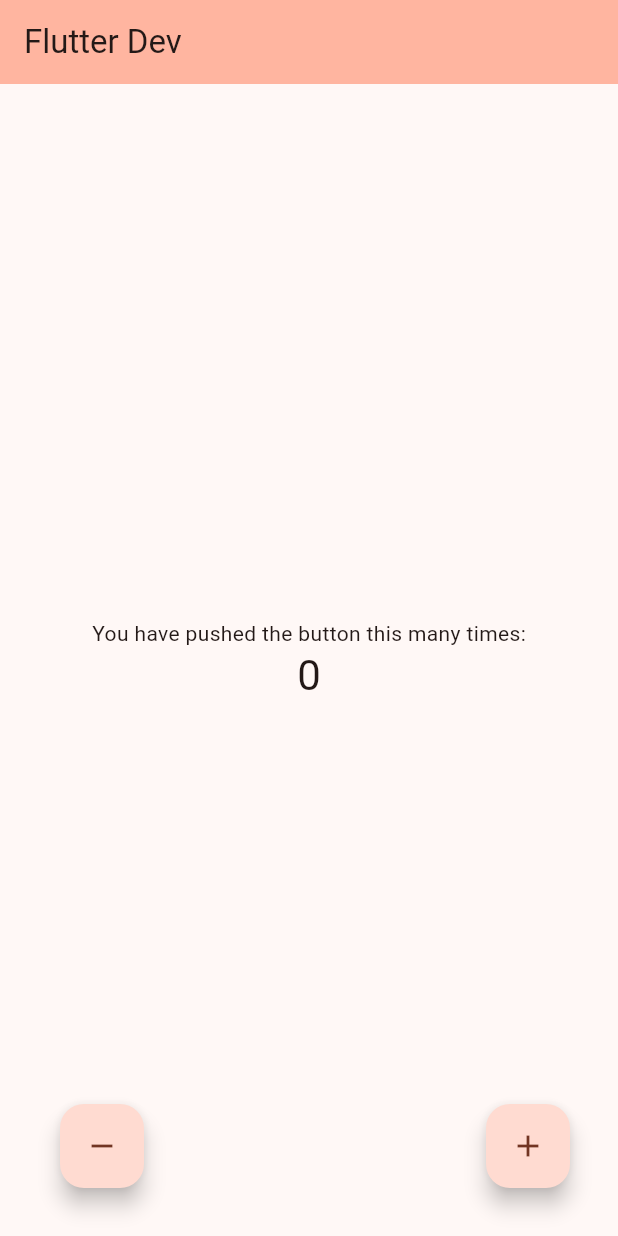
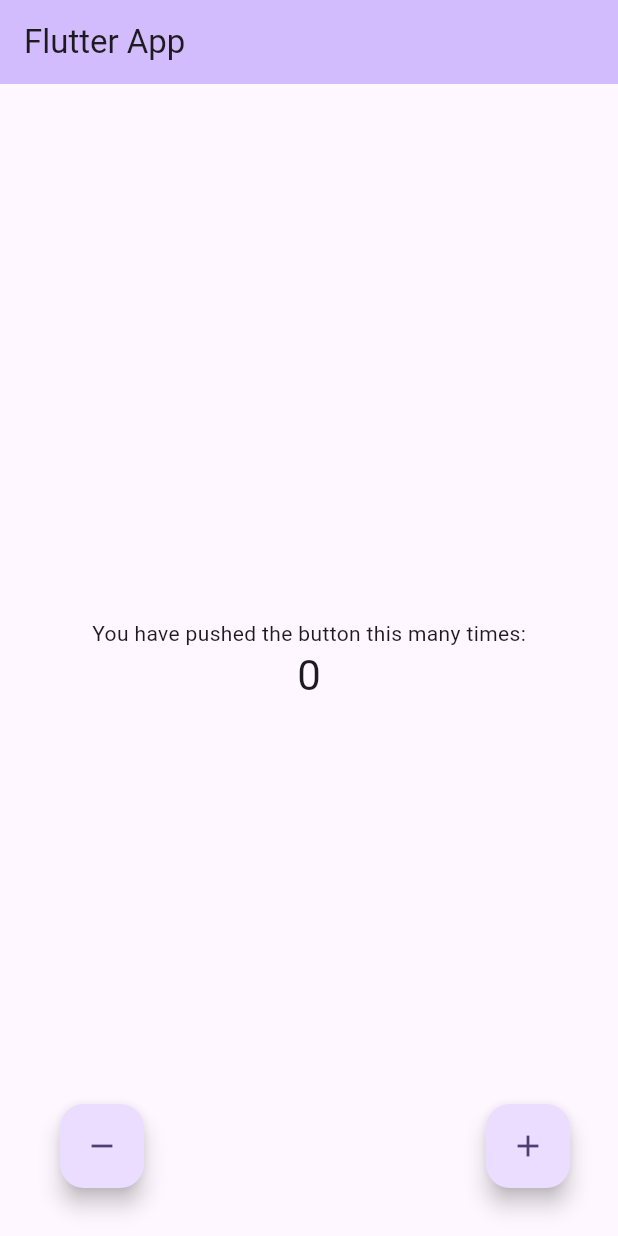
Before and after one commit to Klaiven/Exemplo, a Flutter app: the screen it shows after launch, on a phone screen of 412 x 824 dp. Run offline on Flutter 3.47's test engine with Material 3 defaults, Android fonts, the phone set to English and light mode, and no system bars.

```diff
--- a/lib/main.dart
+++ b/lib/main.dart
@@ -29,10 +29,10 @@ class MyApp extends StatelessWidget {
         //
         // This works for code too, not just values: Most code changes can be
         // tested with just a hot reload.
-        colorScheme: ColorScheme.fromSeed(seedColor: Colors.deepOrange),
+        colorScheme: ColorScheme.fromSeed(seedColor: Colors.deepPurple),
         useMaterial3: true,
       ),
-      home: const MyHomePage(title: 'Flutter Dev'),
+      home: const MyHomePage(title: 'Flutter App'),
     );
   }
 }
```
